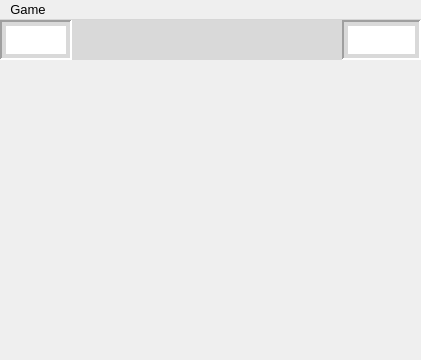
Above: mainwindow.ui from q-g-j/qminesweeper before the change. Below: the same form after it.
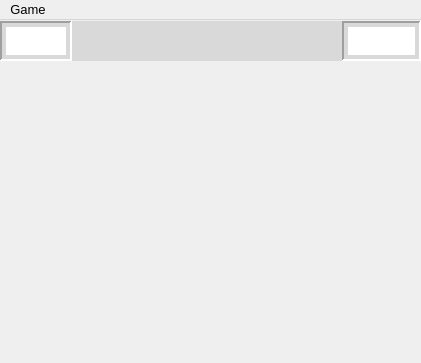
That is the form after the change. Icons and pictures are not drawn.

The edit to the form file:
```diff
--- a/mainwindow.ui
+++ b/mainwindow.ui
@@ -7,7 +7,7 @@
     <x>0</x>
     <y>0</y>
     <width>421</width>
-    <height>357</height>
+    <height>363</height>
    </rect>
   </property>
   <property name="sizePolicy">
@@ -427,7 +427,7 @@
          </property>
          <property name="sizeHint" stdset="0">
           <size>
-           <width>8</width>
+           <width>7</width>
            <height>1</height>
           </size>
          </property>
```
Left out of the diff: 2 changed lines with no effect on the pictures.
